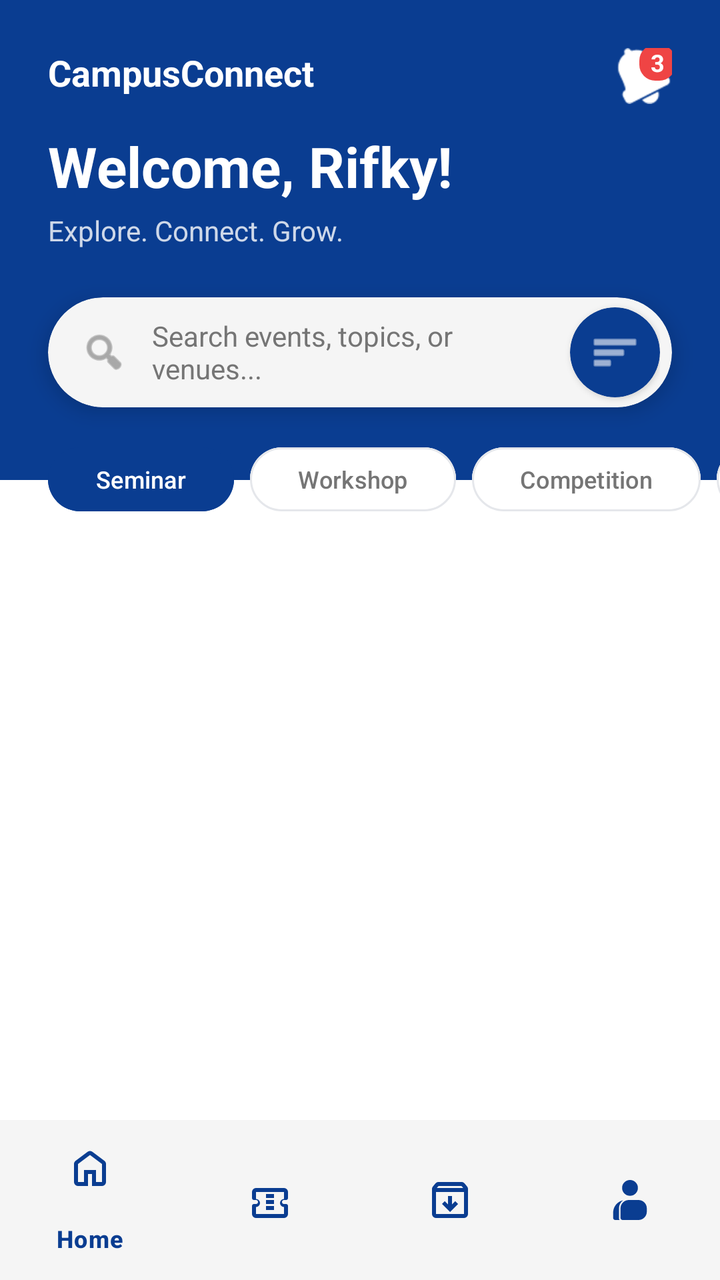
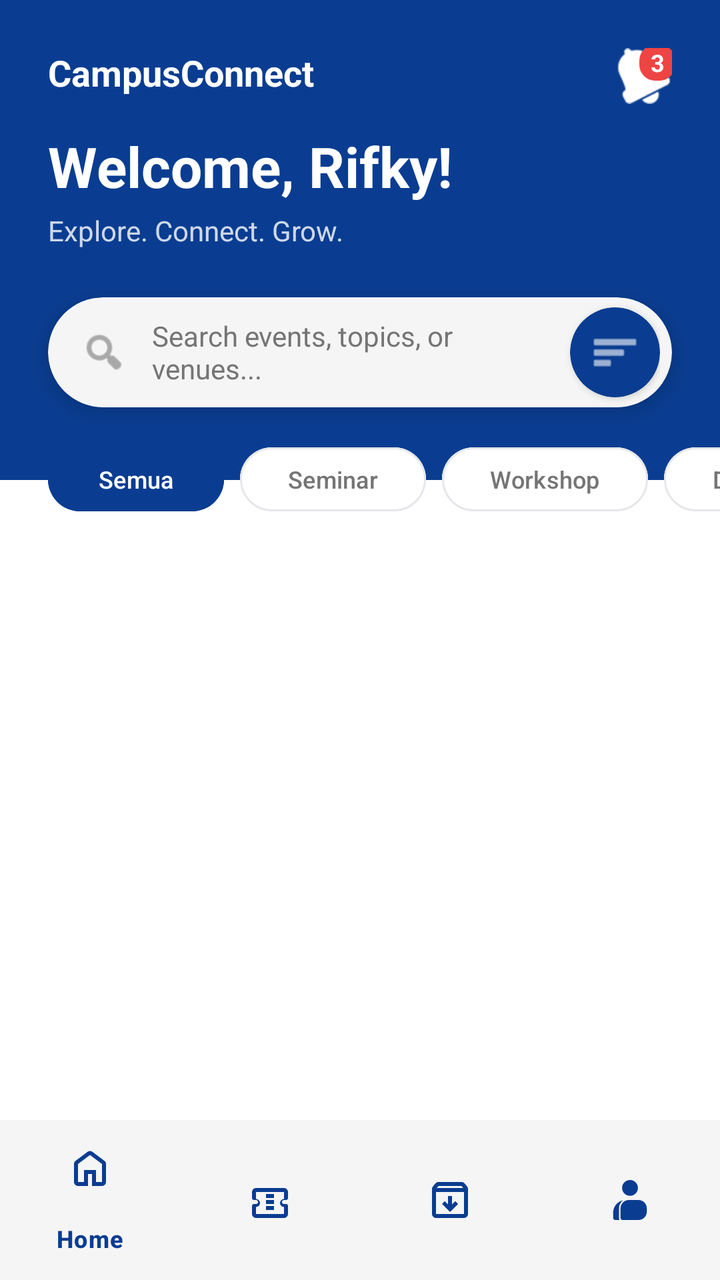

Before-and-after screenshots of an Android layout around one commit, followed by the original layout XML and the change that was made.
<!-- AndroidManifest.xml: application theme Theme.CampusConnectProject -->
<!-- res/layout/activity_home_mahasiswa.xml -->
<?xml version="1.0" encoding="utf-8"?>
<androidx.constraintlayout.widget.ConstraintLayout
    xmlns:android="http://schemas.android.com/apk/res/android"
    xmlns:app="http://schemas.android.com/apk/res-auto"
    xmlns:tools="http://schemas.android.com/tools"
    android:layout_width="match_parent"
    android:layout_height="match_parent"
    android:background="@color/bg_utama"
    tools:context=".ui.mahasiswa.HomeMahasiswaActivity">

    <View
        android:id="@+id/headerBackground"
        android:layout_width="match_parent"
        android:layout_height="240dp"
        android:background="@color/warna_primer"
        app:layout_constraintTop_toTopOf="parent" />

    <TextView
        android:id="@+id/tvLogoText"
        android:layout_width="wrap_content"
        android:layout_height="wrap_content"
        android:layout_marginStart="24dp"
        android:layout_marginTop="24dp"
        android:text="CampusConnect"
        android:textColor="@color/white"
        android:textSize="18sp"
        android:textStyle="bold"
        app:layout_constraintStart_toStartOf="parent"
        app:layout_constraintTop_toTopOf="parent" />

    <RelativeLayout
        android:layout_width="wrap_content"
        android:layout_height="wrap_content"
        android:layout_marginEnd="24dp"
        android:layout_marginTop="24dp"
        app:layout_constraintEnd_toEndOf="parent"
        app:layout_constraintTop_toTopOf="parent">

        <ImageView
            android:id="@+id/ivBell"
            android:layout_width="28dp"
            android:layout_height="28dp"
            android:contentDescription="@null"
            android:src="@android:drawable/ic_popup_reminder"
            app:tint="@color/white" />

        <TextView
            android:layout_width="18dp"
            android:layout_height="18dp"
            android:layout_alignTop="@id/ivBell"
            android:layout_alignEnd="@id/ivBell"
            android:layout_marginTop="-2dp"
            android:layout_marginEnd="-2dp"
            android:background="@drawable/bg_badge"
            android:gravity="center"
            android:text="3"
            android:textColor="@color/white"
            android:textSize="12sp"
            android:textStyle="bold" />
    </RelativeLayout>

    <TextView
        android:id="@+id/tvWelcomeName"
        android:layout_width="wrap_content"
        android:layout_height="wrap_content"
        android:layout_marginStart="24dp"
        android:layout_marginTop="16dp"
        android:text="Welcome, Rifky!"
        android:textColor="@color/white"
        android:textSize="28sp"
        android:textStyle="bold"
        app:layout_constraintStart_toStartOf="parent"
        app:layout_constraintTop_toBottomOf="@id/tvLogoText" />

    <TextView
        android:id="@+id/tvSubtitle"
        android:layout_width="wrap_content"
        android:layout_height="wrap_content"
        android:layout_marginStart="24dp"
        android:layout_marginTop="4dp"
        android:text="Explore. Connect. Grow."
        android:textColor="@color/white"
        android:alpha="0.8"
        android:textSize="14sp"
        app:layout_constraintStart_toStartOf="parent"
        app:layout_constraintTop_toBottomOf="@id/tvWelcomeName" />

    <androidx.cardview.widget.CardView
        android:id="@+id/cvSearchBar"
        android:layout_width="match_parent"
        android:layout_height="55dp"
        android:layout_marginHorizontal="24dp"
        android:layout_marginTop="24dp"
        app:cardCornerRadius="28dp"
        app:cardElevation="6dp"
        app:cardBackgroundColor="@color/bg_input"
        app:layout_constraintTop_toBottomOf="@id/tvSubtitle">

        <LinearLayout
            android:layout_width="match_parent"
            android:layout_height="match_parent"
            android:gravity="center_vertical"
            android:orientation="horizontal"
            android:paddingStart="16dp"
            android:paddingEnd="6dp">

            <ImageView
                android:layout_width="24dp"
                android:layout_height="24dp"
                android:contentDescription="@null"
                android:src="@android:drawable/ic_menu_search"
                app:tint="@color/teks_sekunder" />

            <EditText
                android:id="@+id/etSearchEvent"
                android:layout_width="0dp"
                android:layout_height="match_parent"
                android:layout_weight="1"
                android:background="@null"
                android:hint="Search events, topics, or venues..."
                android:textColor="@color/teks_utama"
                android:textColorHint="@color/teks_sekunder"
                android:paddingHorizontal="12dp"
                android:textSize="14sp" />

            <androidx.cardview.widget.CardView
                android:layout_width="45dp"
                android:layout_height="45dp"
                app:cardCornerRadius="23dp"
                app:cardBackgroundColor="@color/warna_primer">

                <ImageView
                    android:layout_width="match_parent"
                    android:layout_height="match_parent"
                    android:contentDescription="@null"
                    android:padding="10dp"
                    android:src="@android:drawable/ic_menu_sort_by_size"
                    app:tint="@color/white" />
            </androidx.cardview.widget.CardView>
        </LinearLayout>
    </androidx.cardview.widget.CardView>

    <HorizontalScrollView
        android:id="@+id/scrollCategories"
        android:layout_width="match_parent"
        android:layout_height="wrap_content"
        android:layout_marginTop="16dp"
        android:clipToPadding="false"
        android:paddingHorizontal="24dp"
        android:scrollbars="none"
        app:layout_constraintTop_toBottomOf="@id/cvSearchBar">

        <LinearLayout
            android:layout_width="wrap_content"
            android:layout_height="wrap_content"
            android:orientation="horizontal">

            <Button
                android:layout_width="wrap_content"
                android:layout_height="40dp"
                android:layout_marginEnd="8dp"
                android:backgroundTint="@color/warna_primer"
                android:text="Seminar"
                android:textAllCaps="false"
                android:textColor="@color/white"
                android:textSize="12sp"
                app:cornerRadius="20dp" />

            <Button
                android:layout_width="wrap_content"
                android:layout_height="40dp"
                android:layout_marginEnd="8dp"
                android:backgroundTint="@color/bg_utama"
                android:text="Workshop"
                android:textAllCaps="false"
                android:textColor="@color/teks_sekunder"
                android:textSize="12sp"
                app:cornerRadius="20dp"
                app:strokeColor="@color/garis_pembatas"
                app:strokeWidth="1dp" />

            <Button
                android:layout_width="wrap_content"
                android:layout_height="40dp"
                android:layout_marginEnd="8dp"
                android:backgroundTint="@color/bg_utama"
                android:text="Competition"
                android:textAllCaps="false"
                android:textColor="@color/teks_sekunder"
                android:textSize="12sp"
                app:cornerRadius="20dp"
                app:strokeColor="@color/garis_pembatas"
                app:strokeWidth="1dp" />

            <Button
                android:layout_width="wrap_content"
                android:layout_height="40dp"
                android:layout_marginEnd="8dp"
                android:backgroundTint="@color/bg_utama"
                android:text="Entertainment"
                android:textAllCaps="false"
                android:textColor="@color/teks_sekunder"
                android:textSize="12sp"
                app:cornerRadius="20dp"
                app:strokeColor="@color/garis_pembatas"
                app:strokeWidth="1dp" />
        </LinearLayout>
    </HorizontalScrollView>

    <androidx.recyclerview.widget.RecyclerView
        android:id="@+id/rvEvents"
        android:layout_width="0dp"
        android:layout_height="0dp"
        app:layout_constraintTop_toBottomOf="@id/scrollCategories"
        app:layout_constraintBottom_toTopOf="@id/bottomNavigation"
        app:layout_constraintStart_toStartOf="parent"
        app:layout_constraintEnd_toEndOf="parent"/>

    <com.google.android.material.bottomnavigation.BottomNavigationView
        android:id="@+id/bottomNavigation"
        android:layout_width="0dp"
        android:layout_height="wrap_content"
        android:background="@color/bg_input"
        app:itemIconTint="@color/warna_primer"
        app:itemTextColor="@color/warna_primer"
        app:layout_constraintBottom_toBottomOf="parent"
        app:layout_constraintEnd_toEndOf="parent"
        app:layout_constraintStart_toStartOf="parent"
        app:menu="@menu/bottom_nav_menu" />

</androidx.constraintlayout.widget.ConstraintLayout>
<!-- resources referenced by this layout -->
<resources>
  <color name="bg_input">#F5F5F5</color>
  <color name="bg_utama">#FFFFFF</color>
  <color name="garis_pembatas">#E5E7EB</color>
  <color name="teks_sekunder">#757575</color>
  <color name="teks_utama">#212121</color>
  <color name="warna_primer">#0A3D91</color>
  <color name="white">#FFFFFFFF</color>
  <!-- drawable bg_badge (drawable) -->
  <?xml version="1.0" encoding="utf-8"?>
  <shape xmlns:android="http://schemas.android.com/apk/res/android">
      <solid android:color="#EF4444"/>
      <corners android:radius="8dp"/>
  </shape>
  <style name="Theme.CampusConnectProject" parent="Base.Theme.CampusConnectProject" />
  <style name="Base.Theme.CampusConnectProject" parent="Theme.Material3.DayNight.NoActionBar">
          <item name="android:forceDarkAllowed" tools:targetApi="q">false</item>
      </style>
</resources>

<!-- the commit's change to res/layout/activity_home_mahasiswa.xml (unified diff, before → after) -->
@@ -124,6 +124,7 @@
                 android:textSize="14sp" />
 
             <androidx.cardview.widget.CardView
+                android:id="@+id/cvSortButton"
                 android:layout_width="45dp"
                 android:layout_height="45dp"
                 app:cardCornerRadius="23dp"
@@ -156,17 +157,33 @@
             android:orientation="horizontal">
 
             <Button
+                android:id="@+id/btnCategoryAll"
                 android:layout_width="wrap_content"
                 android:layout_height="40dp"
                 android:layout_marginEnd="8dp"
                 android:backgroundTint="@color/warna_primer"
+                android:text="Semua"
+                android:textAllCaps="false"
+                android:textColor="@color/white"
+                android:textSize="12sp"
+                app:cornerRadius="20dp" />
+
+            <Button
+                android:id="@+id/btnCategorySeminar"
+                android:layout_width="wrap_content"
+                android:layout_height="40dp"
+                android:layout_marginEnd="8dp"
+                android:backgroundTint="@color/bg_utama"
                 android:text="Seminar"
                 android:textAllCaps="false"
-                android:textColor="@color/white"
-                android:textSize="12sp"
-                app:cornerRadius="20dp" />
-
-            <Button
+                android:textColor="@color/teks_sekunder"
+                android:textSize="12sp"
+                app:cornerRadius="20dp"
+                app:strokeColor="@color/garis_pembatas"
+                app:strokeWidth="1dp" />
+
+            <Button
+                android:id="@+id/btnCategoryWorkshop"
                 android:layout_width="wrap_content"
                 android:layout_height="40dp"
                 android:layout_marginEnd="8dp"
@@ -180,24 +197,26 @@
                 app:strokeWidth="1dp" />
 
             <Button
-                android:layout_width="wrap_content"
-                android:layout_height="40dp"
-                android:layout_marginEnd="8dp"
-                android:backgroundTint="@color/bg_utama"
-                android:text="Competition"
-                android:textAllCaps="false"
-                android:textColor="@color/teks_sekunder"
-                android:textSize="12sp"
-                app:cornerRadius="20dp"
-                app:strokeColor="@color/garis_pembatas"
-                app:strokeWidth="1dp" />
-
-            <Button
-                android:layout_width="wrap_content"
-                android:layout_height="40dp"
-                android:layout_marginEnd="8dp"
-                android:backgroundTint="@color/bg_utama"
-                android:text="Entertainment"
+                android:id="@+id/btnCategoryDiesNatalies"
+                android:layout_width="wrap_content"
+                android:layout_height="40dp"
+                android:layout_marginEnd="8dp"
+                android:backgroundTint="@color/bg_utama"
+                android:text="Dies Natalies"
+                android:textAllCaps="false"
+                android:textColor="@color/teks_sekunder"
+                android:textSize="12sp"
+                app:cornerRadius="20dp"
+                app:strokeColor="@color/garis_pembatas"
+                app:strokeWidth="1dp" />
+
+            <Button
+                android:id="@+id/btnCategoryLainnya"
+                android:layout_width="wrap_content"
+                android:layout_height="40dp"
+                android:layout_marginEnd="8dp"
+                android:backgroundTint="@color/bg_utama"
+                android:text="Lainnya"
                 android:textAllCaps="false"
                 android:textColor="@color/teks_sekunder"
                 android:textSize="12sp"
@@ -216,6 +235,21 @@
         app:layout_constraintStart_toStartOf="parent"
         app:layout_constraintEnd_toEndOf="parent"/>
 
+    <TextView
+        android:id="@+id/tvEmptyEvent"
+        android:layout_width="match_parent"
+        android:layout_height="0dp"
+        android:text="Yah, event tidak ditemukan :("
+        android:textColor="@color/teks_sekunder"
+        android:textSize="16sp"
+        android:textStyle="bold"
+        android:gravity="center"
+        android:visibility="gone"
+        app:layout_constraintTop_toBottomOf="@id/scrollCategories"
+        app:layout_constraintBottom_toTopOf="@id/bottomNavigation"
+        app:layout_constraintStart_toStartOf="parent"
+        app:layout_constraintEnd_toEndOf="parent"/>
+
     <com.google.android.material.bottomnavigation.BottomNavigationView
         android:id="@+id/bottomNavigation"
         android:layout_width="0dp"
